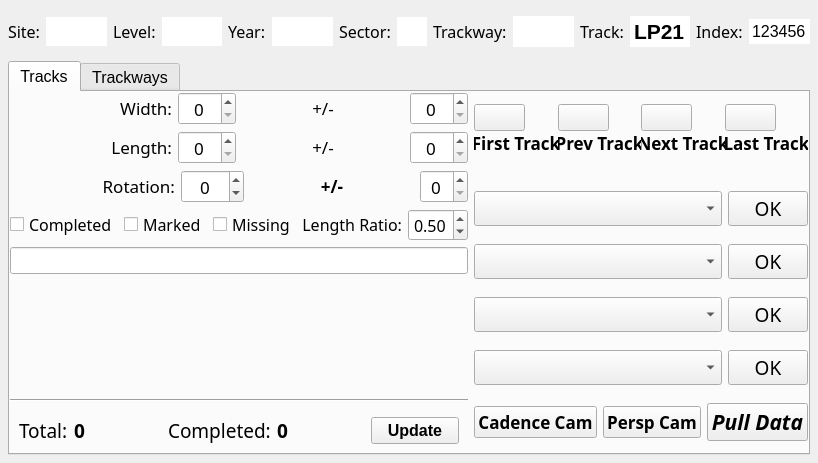
First picture: the form in resources/widget/tools/TrackwayManagerWidget/TrackwayManagerWidget.ui, repository sernst/Cadence, before the edit.
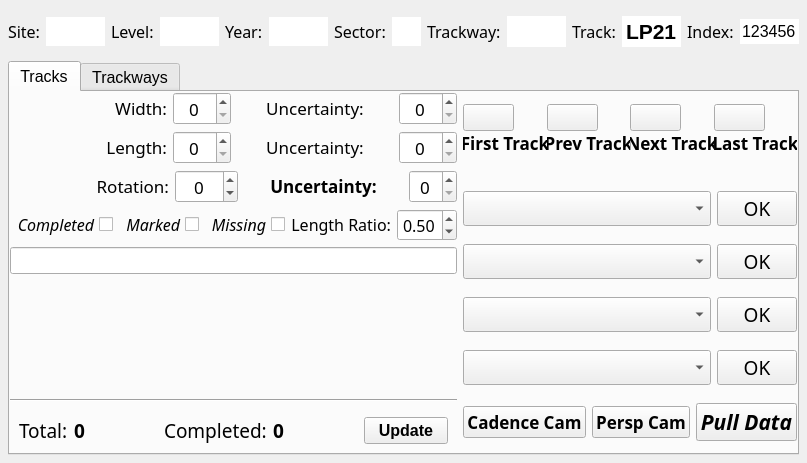
Second picture: the form after the edit. The open tabs and pages were chosen to show the change. Icons and pictures are not drawn.

Commit message: KAS:  Shifted from FlagsEnum to SourceFlagsEnum and using bit operator.  There's a problem with large datasets, however.

Patch:
```diff
--- a/resources/widget/tools/TrackwayManagerWidget/TrackwayManagerWidget.ui
+++ b/resources/widget/tools/TrackwayManagerWidget/TrackwayManagerWidget.ui
@@ -483,7 +483,7 @@
                 </font>
                </property>
                <property name="text">
-                <string>+/-</string>
+                <string>Uncertainty:</string>
                </property>
                <property name="alignment">
                 <set>Qt::AlignCenter</set>
@@ -608,7 +608,7 @@
                 </font>
                </property>
                <property name="text">
-                <string>+/-</string>
+                <string>Uncertainty:</string>
                </property>
                <property name="alignment">
                 <set>Qt::AlignCenter</set>
@@ -735,7 +735,7 @@
                 </font>
                </property>
                <property name="text">
-                <string>+/-</string>
+                <string>Uncertainty:</string>
                </property>
                <property name="alignment">
                 <set>Qt::AlignCenter</set>
@@ -797,6 +797,14 @@
              </property>
              <item>
               <widget class="QCheckBox" name="completedCkbx">
+               <property name="font">
+                <font>
+                 <italic>true</italic>
+                </font>
+               </property>
+               <property name="layoutDirection">
+                <enum>Qt::RightToLeft</enum>
+               </property>
                <property name="text">
                 <string>Completed</string>
                </property>
@@ -804,6 +812,14 @@
              </item>
              <item>
               <widget class="QCheckBox" name="markedCkbx">
+               <property name="font">
+                <font>
+                 <italic>true</italic>
+                </font>
+               </property>
+               <property name="layoutDirection">
+                <enum>Qt::RightToLeft</enum>
+               </property>
                <property name="text">
                 <string>Marked</string>
                </property>
@@ -811,6 +827,14 @@
              </item>
              <item>
               <widget class="QCheckBox" name="missingCkbx">
+               <property name="font">
+                <font>
+                 <italic>true</italic>
+                </font>
+               </property>
+               <property name="layoutDirection">
+                <enum>Qt::RightToLeft</enum>
+               </property>
                <property name="text">
                 <string>Missing</string>
                </property>
```
Left out of the diff: 10 changed lines with no effect on the pictures. The commit also changes 3 other files.
